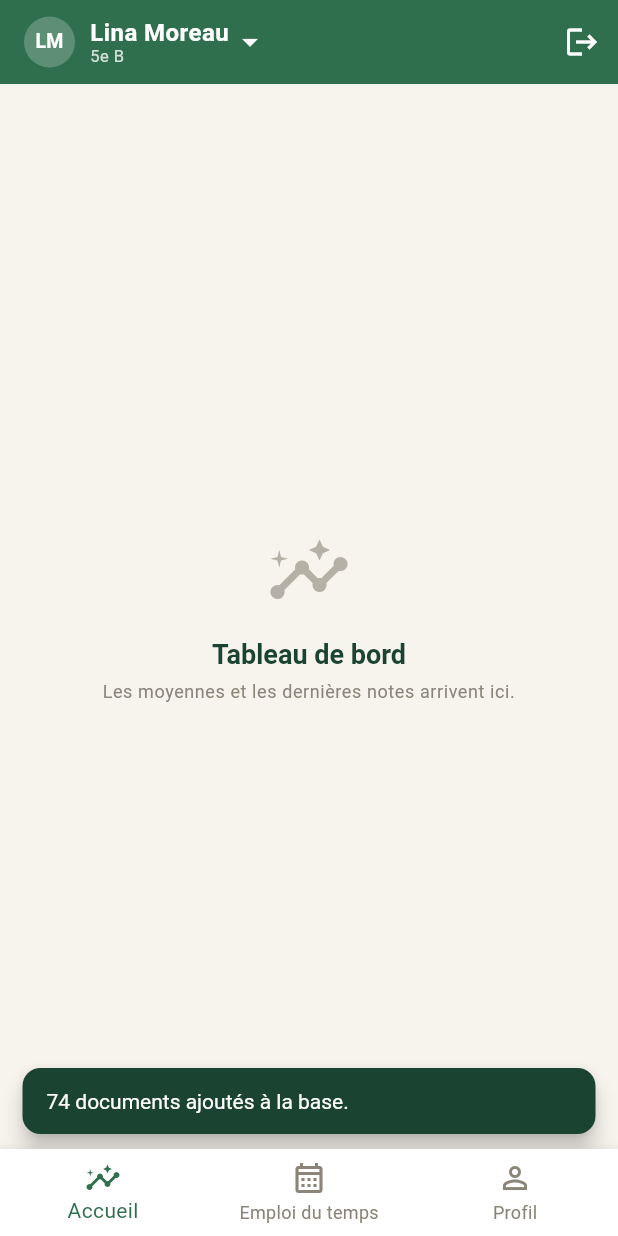
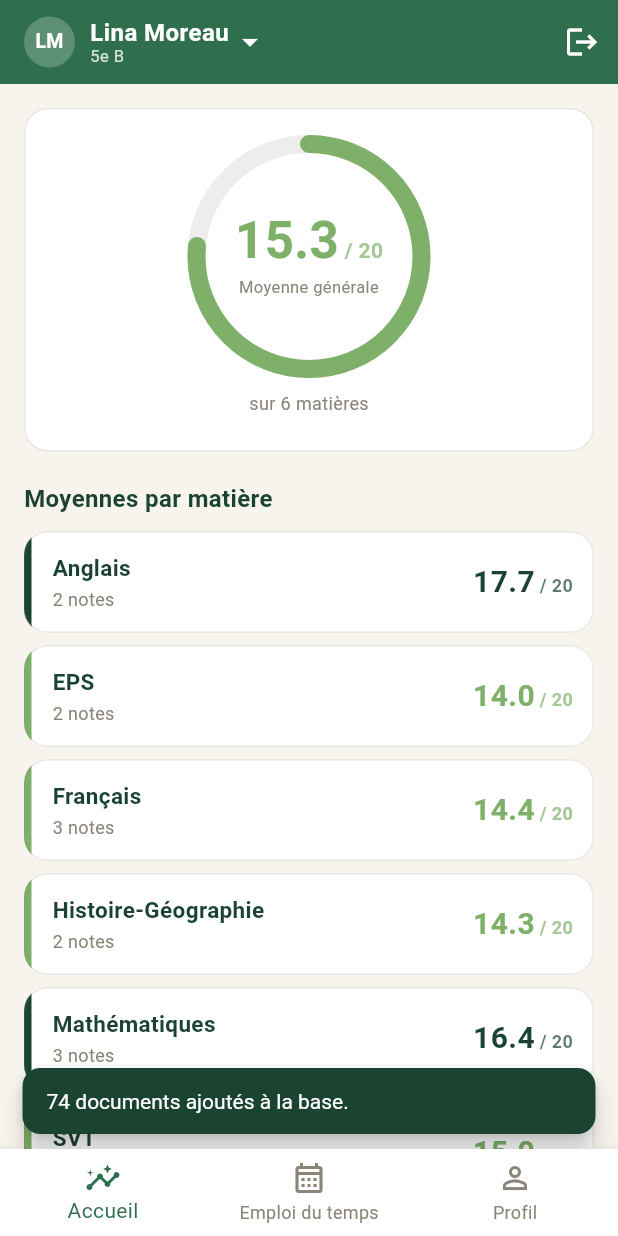
Before and after one commit to BYecir02/dart-myb, a Flutter app: the screen it shows once a user with an empty profile is signed in, after a tap on "Générer mes données", on a phone screen of 412 x 824 dp. Run offline on Flutter 3.47's test engine with Material 3 defaults, Android fonts, the phone set to English and light mode, and no system bars; our stand-ins replace cloud_firestore, firebase_auth, firebase_core, flutter_riverpod, shared_preferences; accounts and stored records are empty.

Commit message:
feat(notes): ajouter le tableau de bord des resultats

```diff
--- /dev/null
+++ b/azonline/lib/outils/formats.dart
@@ -0,0 +1,64 @@
+/// Mise en forme des dates en français.
+///
+/// Le paquet `intl` n'est pas utilisé : l'application n'a besoin que de trois
+/// formats, tous en français. Douze noms de mois et trois fonctions suffisent,
+/// pour une dépendance de moins à installer et à maintenir.
+library;
+
+/// Noms des mois, indexés de 1 à 12 par `DateTime.month`.
+const List<String> nomsDesMois = [
+  'janvier',
+  'février',
+  'mars',
+  'avril',
+  'mai',
+  'juin',
+  'juillet',
+  'août',
+  'septembre',
+  'octobre',
+  'novembre',
+  'décembre',
+];
+
+/// Jour et mois, par exemple `14 mars`.
+///
+/// Format utilisé dans les listes de notes, où l'année est presque toujours
+/// l'année scolaire en cours et n'apporte rien.
+String dateCourte(DateTime date) {
+  return '${date.day} ${nomsDesMois[date.month - 1]}';
+}
+
+/// Jour, mois et année, par exemple `14 mars 2026`.
+String dateComplete(DateTime date) {
+  return '${dateCourte(date)} ${date.year}';
+}
+
+/// Ancienneté exprimée en langage courant, par exemple `il y a 3 jours`.
+///
+/// Sert à indiquer la fraîcheur des données sous le tableau de bord. Une date
+/// brute obligerait le parent à faire le calcul lui-même.
+///
+/// L'instant de référence est un paramètre plutôt que l'horloge interne : la
+/// fonction reste ainsi testable sans dépendre du moment où le test tourne.
+String depuisQuand(DateTime date, {DateTime? maintenant}) {
+  final DateTime reference = maintenant ?? DateTime.now();
+  final Duration ecart = reference.difference(date);
+
+  if (ecart.isNegative || ecart.inMinutes < 1) {
+    return 'à l\'instant';
+  }
+  if (ecart.inMinutes < 60) {
+    final int minutes = ecart.inMinutes;
+    return 'il y a $minutes minute${minutes > 1 ? 's' : ''}';
+  }
+  if (ecart.inHours < 24) {
+    final int heures = ecart.inHours;
+    return 'il y a $heures heure${heures > 1 ? 's' : ''}';
+  }
+  if (ecart.inDays < 30) {
+    final int jours = ecart.inDays;
+    return 'il y a $jours jour${jours > 1 ? 's' : ''}';
+  }
+  return 'le ${dateComplete(date)}';
+}
--- a/azonline/lib/pages/page_principale.dart
+++ b/azonline/lib/pages/page_principale.dart
@@ -6,6 +6,7 @@ import '../modeles/enfant.dart';
 import '../outils/peupler_base.dart';
 import '../theme/theme_nature.dart';
 import '../widgets/selecteur_enfant.dart';
+import 'page_tableau_de_bord.dart';
 
 /// Coquille de l'application une fois le parent connecté.
 ///
@@ -104,11 +105,7 @@ class _EtatPagePrincipale extends ConsumerState<PagePrincipale> {
         if (enfants.isEmpty) {
           return const EncartBaseVide();
         }
-        return const _ContenuAVenir(
-          icone: Icons.insights_outlined,
-          titre: 'Tableau de bord',
-          message: 'Les moyennes et les dernières notes arrivent ici.',
-        );
+        return const PageTableauDeBord();
       },
     );
   }
--- /dev/null
+++ b/azonline/lib/pages/page_tableau_de_bord.dart
@@ -0,0 +1,176 @@
+import 'package:flutter/material.dart';
+import 'package:flutter_riverpod/flutter_riverpod.dart';
+
+import '../fournisseurs/fournisseurs.dart';
+import '../modeles/enfant.dart';
+import '../modeles/moyenne_matiere.dart';
+import '../modeles/note.dart';
+import '../outils/formats.dart';
+import '../theme/theme_nature.dart';
+import '../widgets/carte_matiere.dart';
+import '../widgets/carte_note.dart';
+import '../widgets/jauge_moyenne.dart';
+
+/// Écran d'accueil : la synthèse des résultats de l'enfant sélectionné.
+///
+/// Trois blocs, du plus général au plus détaillé : la moyenne générale, les
+/// moyennes par matière, puis les dernières évaluations. Le parent qui ouvre
+/// l'application pour dix secondes a sa réponse dès le premier écran, sans
+/// avoir à naviguer.
+///
+/// Cette page ne connaît ni Firestore ni SharedPreferences : elle lit des
+/// providers et affiche des objets Dart.
+class PageTableauDeBord extends ConsumerWidget {
+  /// Ouvre le détail d'une matière. Branché à l'étape F10.
+  final void Function(BuildContext context, String matiere)? surMatiereChoisie;
+
+  const PageTableauDeBord({super.key, this.surMatiereChoisie});
+
+  @override
+  Widget build(BuildContext context, WidgetRef ref) {
+    final Enfant? enfant = ref.watch(enfantSelectionneProvider);
+    final List<MoyenneMatiere> moyennes = ref.watch(moyennesProvider);
+    final double? moyenneGenerale = ref.watch(moyenneGeneraleProvider);
+    final List<Note> dernieres = ref.watch(dernieresNotesProvider);
+    final DateTime? synchro = ref.watch(dateDerniereSynchroProvider);
+
+    return RefreshIndicator(
+      // Relance la lecture des notes. Le flux Firestore se rétablit seul en
+      // temps normal ; ce geste sert surtout au retour de connexion.
+      onRefresh: () async => ref.invalidate(fluxDesNotesProvider),
+      child: ListView(
+        // AlwaysScrollable garde le geste de rafraîchissement actif même quand
+        // le contenu tient dans l'écran.
+        physics: const AlwaysScrollableScrollPhysics(),
+        padding: const EdgeInsets.all(MesuresNature.margeEcran),
+        children: [
+          _blocMoyenneGenerale(moyenneGenerale, moyennes.length),
+          const SizedBox(height: MesuresNature.espaceBloc),
+
+          if (moyennes.isEmpty)
+            _aucuneNote(context, enfant)
+          else ...[
+            _titre('Moyennes par matière'),
+            const SizedBox(height: 10),
+            ...moyennes.map(
+              (moyenne) => Padding(
+                padding: const EdgeInsets.only(bottom: 8),
+                child: CarteMatiere(
+                  moyenne: moyenne,
+                  onTap: surMatiereChoisie == null
+                      ? null
+                      : () => surMatiereChoisie!(context, moyenne.matiere),
+                ),
+              ),
+            ),
+            const SizedBox(height: MesuresNature.espaceBloc),
+            _titre('Dernières notes'),
+            const SizedBox(height: 10),
+            ...dernieres.map(
+              (note) => Padding(
+                padding: const EdgeInsets.only(bottom: 8),
+                child: CarteNote(note: note),
+              ),
+            ),
+          ],
+
+          const SizedBox(height: 12),
+          _pied(synchro),
+        ],
+      ),
+    );
+  }
+
+  /// Carte d'en-tête portant la jauge de moyenne générale.
+  Widget _blocMoyenneGenerale(double? moyenne, int nombreDeMatieres) {
+    return Card(
+      child: Padding(
+        padding: const EdgeInsets.symmetric(vertical: 24),
+        child: Column(
+          children: [
+            JaugeMoyenne(moyenne: moyenne),
+            if (nombreDeMatieres > 0) ...[
+              const SizedBox(height: 14),
+              Text(
+                'sur $nombreDeMatieres matière${nombreDeMatieres > 1 ? 's' : ''}',
+                style: const TextStyle(
+                  color: PaletteNature.pierre,
+                  fontSize: 12,
+                ),
+              ),
+            ],
+          ],
+        ),
+      ),
+    );
+  }
+
+  /// Intertitre de section.
+  Widget _titre(String libelle) {
+    return Text(
+      libelle,
+      style: const TextStyle(
+        color: PaletteNature.vertProfond,
+        fontSize: 16,
+        fontWeight: FontWeight.bold,
+      ),
+    );
+  }
+
+  /// Message affiché lorsque l'enfant existe mais n'a encore aucune note.
+  Widget _aucuneNote(BuildContext context, Enfant? enfant) {
+    return Card(
+      child: Padding(
+        padding: const EdgeInsets.all(24),
+        child: Column(
+          children: [
+            const Icon(
+              Icons.assignment_outlined,
+              size: 44,
+              color: PaletteNature.pierre,
+            ),
+            const SizedBox(height: 12),
+            Text(
+              'Aucune note pour le moment',
+              style: Theme.of(context).textTheme.titleMedium,
+            ),
+            const SizedBox(height: 6),
+            Text(
+              enfant == null
+                  ? 'Sélectionnez un enfant pour voir ses résultats.'
+                  : 'Les évaluations de ${enfant.prenom} apparaîtront ici '
+                        'dès qu\'elles seront saisies.',
+              textAlign: TextAlign.center,
+              style: const TextStyle(
+                color: PaletteNature.pierre,
+                fontSize: 13,
+                height: 1.4,
+              ),
+            ),
+          ],
+        ),
+      ),
+    );
+  }
+
+  /// Fraîcheur des données affichées.
+  ///
+  /// Sans cette mention, le parent consultant hors connexion ne pourrait pas
+  /// savoir qu'il regarde des notes mises en cache la veille.
+  Widget _pied(DateTime? synchro) {
+    if (synchro == null) {
+      return const SizedBox.shrink();
+    }
+    return Row(
+      mainAxisAlignment: MainAxisAlignment.center,
+      children: [
+        const Icon(Icons.sync, size: 13, color: PaletteNature.pierre),
+        const SizedBox(width: 6),
+        Text(
+          'Mis à jour ${depuisQuand(synchro)}',
+          style: const TextStyle(color: PaletteNature.pierre, fontSize: 11),
+        ),
+      ],
+    );
+  }
+}
--- /dev/null
+++ b/azonline/lib/widgets/carte_matiere.dart
@@ -0,0 +1,104 @@
+import 'package:flutter/material.dart';
+
+import '../modeles/moyenne_matiere.dart';
+import '../theme/theme_nature.dart';
+
+/// Ligne présentant la moyenne d'une matière.
+///
+/// Le bandeau coloré à gauche reprend la couleur de la moyenne : en parcourant
+/// la liste, le parent repère les matières en difficulté sans lire un seul
+/// chiffre.
+class CarteMatiere extends StatelessWidget {
+  final MoyenneMatiere moyenne;
+
+  /// Action déclenchée au toucher, typiquement l'ouverture du détail.
+  final VoidCallback? onTap;
+
+  const CarteMatiere({super.key, required this.moyenne, this.onTap});
+
+  @override
+  Widget build(BuildContext context) {
+    final Color couleur = couleurSelonNote(moyenne.valeur);
+
+    return Card(
+      clipBehavior: Clip.antiAlias,
+      child: InkWell(
+        onTap: onTap,
+        child: IntrinsicHeight(
+          child: Row(
+            children: [
+              // Bandeau vertical coloré, repère visuel principal de la ligne.
+              Container(width: 5, color: couleur),
+              Expanded(
+                child: Padding(
+                  padding: const EdgeInsets.symmetric(
+                    horizontal: 14,
+                    vertical: 14,
+                  ),
+                  child: Row(
+                    children: [
+                      Expanded(
+                        child: Column(
+                          crossAxisAlignment: CrossAxisAlignment.start,
+                          children: [
+                            Text(
+                              moyenne.matiere,
+                              style: const TextStyle(
+                                color: PaletteNature.vertProfond,
+                                fontSize: 15,
+                                fontWeight: FontWeight.w600,
+                              ),
+                            ),
+                            const SizedBox(height: 2),
+                            Text(
+                              moyenne.affichageNombreDeNotes,
+                              style: const TextStyle(
+                                color: PaletteNature.pierre,
+                                fontSize: 12,
+                              ),
+                            ),
+                          ],
+                        ),
+                      ),
+                      Row(
+                        crossAxisAlignment: CrossAxisAlignment.baseline,
+                        textBaseline: TextBaseline.alphabetic,
+                        children: [
+                          Text(
+                            moyenne.affichage,
+                            style: TextStyle(
+                              color: couleur,
+                              fontSize: 20,
+                              fontWeight: FontWeight.bold,
+                            ),
+                          ),
+                          Text(
+                            ' / 20',
+                            style: TextStyle(
+                              color: couleur.withValues(alpha: 0.70),
+                              fontSize: 12,
+                              fontWeight: FontWeight.w600,
+                            ),
+                          ),
+                        ],
+                      ),
+                      if (onTap != null)
+                        const Padding(
+                          padding: EdgeInsets.only(left: 4),
+                          child: Icon(
+                            Icons.chevron_right,
+                            color: PaletteNature.pierre,
+                            size: 20,
+                          ),
+                        ),
+                    ],
+                  ),
+                ),
+              ),
+            ],
+          ),
+        ),
+      ),
+    );
+  }
+}
--- /dev/null
+++ b/azonline/lib/widgets/carte_note.dart
@@ -0,0 +1,151 @@
+import 'package:flutter/material.dart';
+
+import '../modeles/note.dart';
+import '../outils/formats.dart';
+import '../theme/theme_nature.dart';
+
+/// Ligne présentant une évaluation.
+///
+/// La note occupe une pastille colorée à gauche, à taille fixe : les pastilles
+/// s'alignent verticalement d'une ligne à l'autre, ce qui rend la colonne des
+/// résultats lisible en diagonale.
+class CarteNote extends StatelessWidget {
+  final Note note;
+
+  /// Affiche le nom de la matière sous l'intitulé.
+  ///
+  /// Utile sur le tableau de bord, où les notes de toutes les matières sont
+  /// mélangées. Inutile sur l'écran d'une matière donnée, où l'information
+  /// serait répétée à chaque ligne.
+  final bool avecMatiere;
+
+  const CarteNote({super.key, required this.note, this.avecMatiere = true});
+
+  @override
+  Widget build(BuildContext context) {
+    final Color couleur = couleurSelonNote(note.valeur, bareme: note.bareme);
+
+    return Card(
+      child: Padding(
+        padding: const EdgeInsets.all(12),
+        child: Row(
+          crossAxisAlignment: CrossAxisAlignment.start,
+          children: [
+            _pastille(couleur),
+            const SizedBox(width: 12),
+            Expanded(
+              child: Column(
+                crossAxisAlignment: CrossAxisAlignment.start,
+                children: [
+                  Text(
+                    note.intitule,
+                    style: const TextStyle(
+                      color: PaletteNature.vertProfond,
+                      fontSize: 14,
+                      fontWeight: FontWeight.w600,
+                    ),
+                  ),
+                  const SizedBox(height: 3),
+                  Text(
+                    _sousTitre(),
+                    style: const TextStyle(
+                      color: PaletteNature.pierre,
+                      fontSize: 12,
+                    ),
+                  ),
+                  if (note.possedeUneAppreciation) ...[
+                    const SizedBox(height: 8),
+                    _appreciation(),
+                  ],
+                ],
+              ),
+            ),
+          ],
+        ),
+      ),
+    );
+  }
+
+  /// Pastille portant la note, sur fond teinté de la couleur du résultat.
+  Widget _pastille(Color couleur) {
+    return Container(
+      width: 54,
+      height: 54,
+      alignment: Alignment.center,
+      decoration: BoxDecoration(
+        color: couleur.withValues(alpha: 0.12),
+        borderRadius: BorderRadius.circular(MesuresNature.rayonBouton),
+        border: Border.all(color: couleur.withValues(alpha: 0.35)),
+      ),
+      child: Column(
+        mainAxisSize: MainAxisSize.min,
+        children: [
+          Text(
+            note.affichage.split(' / ').first,
+            style: TextStyle(
+              color: couleur,
+              fontSize: 18,
+              fontWeight: FontWeight.bold,
+              height: 1.1,
+            ),
+          ),
+          Text(
+            '/ ${note.affichage.split(' / ').last}',
+            style: TextStyle(
+              color: couleur.withValues(alpha: 0.75),
+              fontSize: 10,
+              fontWeight: FontWeight.w600,
+            ),
+          ),
+        ],
+      ),
+    );
+  }
+
+  /// Matière, coefficient et date, séparés par des points médians.
+  ///
+  /// La date peut manquer sur un document incomplet : elle est simplement
+  /// omise, sans laisser de séparateur orphelin.
+  String _sousTitre() {
+    final List<String> morceaux = [
+      if (avecMatiere) note.matiere,
+      note.affichageCoefficient,
+      if (note.date != null) dateCourte(note.date!),
+    ];
+    return morceaux.join('  ·  ');
+  }
+
+  /// Commentaire du professeur, sur fond de papier.
+  Widget _appreciation() {
+    return Container(
+      width: double.infinity,
+      padding: const EdgeInsets.symmetric(horizontal: 10, vertical: 8),
+      decoration: BoxDecoration(
+        color: PaletteNature.sable,
+        borderRadius: BorderRadius.circular(8),
+      ),
+      child: Row(
+        crossAxisAlignment: CrossAxisAlignment.start,
+        children: [
+          const Icon(
+            Icons.format_quote,
+            size: 14,
+            color: PaletteNature.ecorce,
+          ),
+          const SizedBox(width: 6),
+          Expanded(
+            child: Text(
+              note.appreciation,
+              style: const TextStyle(
+                color: PaletteNature.ecorce,
+                fontSize: 12,
+                fontStyle: FontStyle.italic,
+                height: 1.3,
+              ),
+            ),
+          ),
+        ],
+      ),
+    );
+  }
+}
--- /dev/null
+++ b/azonline/lib/widgets/jauge_moyenne.dart
@@ -0,0 +1,115 @@
+import 'package:flutter/material.dart';
+
+import '../theme/theme_nature.dart';
+
+/// Jauge circulaire affichant la moyenne générale.
+///
+/// L'anneau se remplit proportionnellement à la note sur 20 et prend la couleur
+/// correspondante. Le parent situe donc le niveau de son enfant d'un coup
+/// d'œil, avant même d'avoir lu le chiffre.
+///
+/// Une moyenne absente affiche un tiret plutôt qu'un zéro : les deux
+/// situations sont différentes, et un zéro laisserait croire à un échec.
+class JaugeMoyenne extends StatelessWidget {
+  /// Moyenne sur 20, ou `null` si aucune note n'est disponible.
+  final double? moyenne;
+
+  /// Texte affiché sous le chiffre.
+  final String legende;
+
+  /// Diamètre de la jauge.
+  final double taille;
+
+  const JaugeMoyenne({
+    super.key,
+    required this.moyenne,
+    this.legende = 'Moyenne générale',
+    this.taille = 150,
+  });
+
+  @override
+  Widget build(BuildContext context) {
+    final double? valeur = moyenne;
+    final Color couleur = valeur == null
+        ? PaletteNature.pierre
+        : couleurSelonNote(valeur);
+
+    return SizedBox(
+      width: taille,
+      height: taille,
+      child: Stack(
+        alignment: Alignment.center,
+        children: [
+          // Anneau de fond, toujours complet, qui matérialise le maximum.
+          SizedBox.expand(
+            child: CircularProgressIndicator(
+              value: 1,
+              strokeWidth: 12,
+              color: PaletteNature.pierre.withValues(alpha: 0.15),
+            ),
+          ),
+          SizedBox.expand(
+            child: CircularProgressIndicator(
+              // La division par 20 ramène la note en proportion de l'anneau.
+              value: valeur == null ? 0 : (valeur / 20).clamp(0.0, 1.0),
+              strokeWidth: 12,
+              strokeCap: StrokeCap.round,
+              backgroundColor: Colors.transparent,
+              color: couleur,
+            ),
+          ),
+          // Le contenu est maintenu à l'intérieur de l'anneau. La marge réserve
+          // la place de l'épaisseur du trait, et FittedBox réduit le texte
+          // plutôt que de le laisser déborder si la police rendue est plus
+          // large que prévu.
+          Padding(
+            padding: EdgeInsets.symmetric(horizontal: taille * 0.16),
+            child: Column(
+              mainAxisSize: MainAxisSize.min,
+              children: [
+                FittedBox(
+                  fit: BoxFit.scaleDown,
+                  child: Row(
+                    mainAxisSize: MainAxisSize.min,
+                    crossAxisAlignment: CrossAxisAlignment.baseline,
+                    textBaseline: TextBaseline.alphabetic,
+                    children: [
+                      Text(
+                        valeur == null ? '--' : valeur.toStringAsFixed(1),
+                        style: TextStyle(
+                          color: couleur,
+                          fontSize: 34,
+                          fontWeight: FontWeight.bold,
+                          height: 1,
+                        ),
+                      ),
+                      Text(
+                        ' / 20',
+                        style: TextStyle(
+                          color: couleur.withValues(alpha: 0.70),
+                          fontSize: 14,
+                          fontWeight: FontWeight.w600,
+                        ),
+                      ),
+                    ],
+                  ),
+                ),
+                const SizedBox(height: 6),
+                Text(
+                  legende,
+                  textAlign: TextAlign.center,
+                  maxLines: 2,
+                  overflow: TextOverflow.ellipsis,
+                  style: const TextStyle(
+                    color: PaletteNature.pierre,
+                    fontSize: 11,
+                  ),
+                ),
+              ],
+            ),
+          ),
+        ],
+      ),
+    );
+  }
+}
```
Also changed, not shown: 2 other files.
